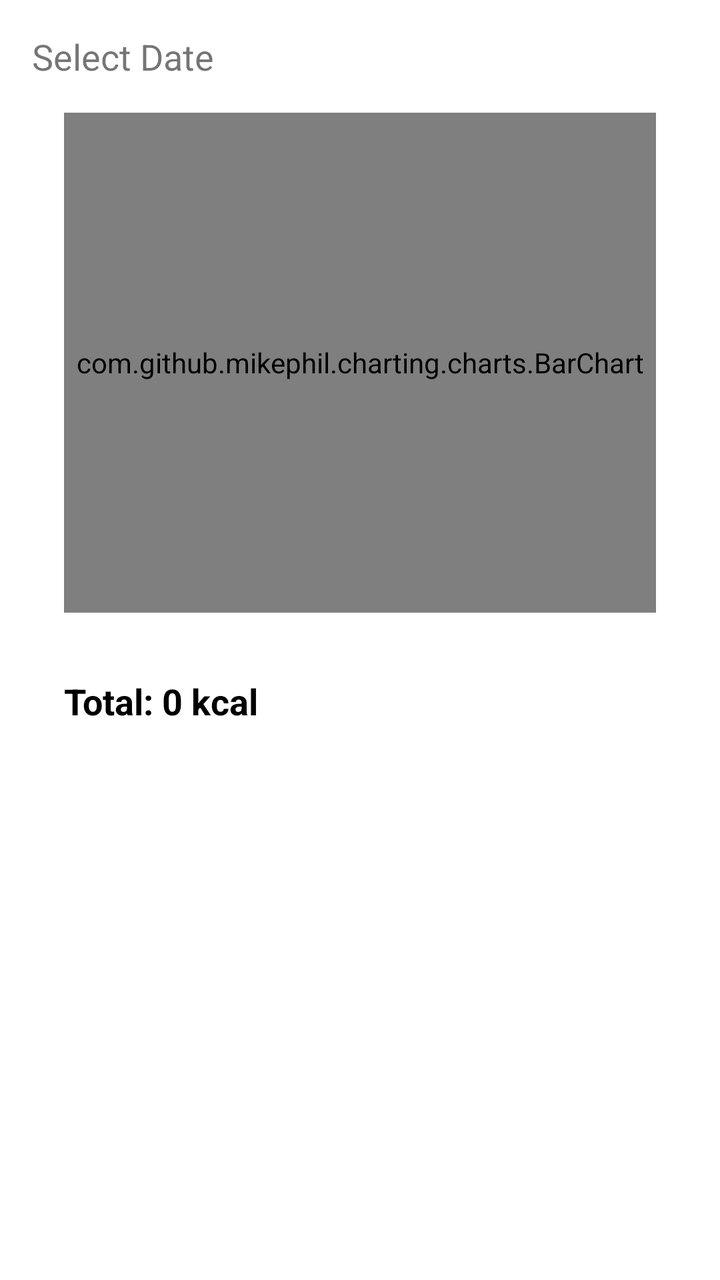
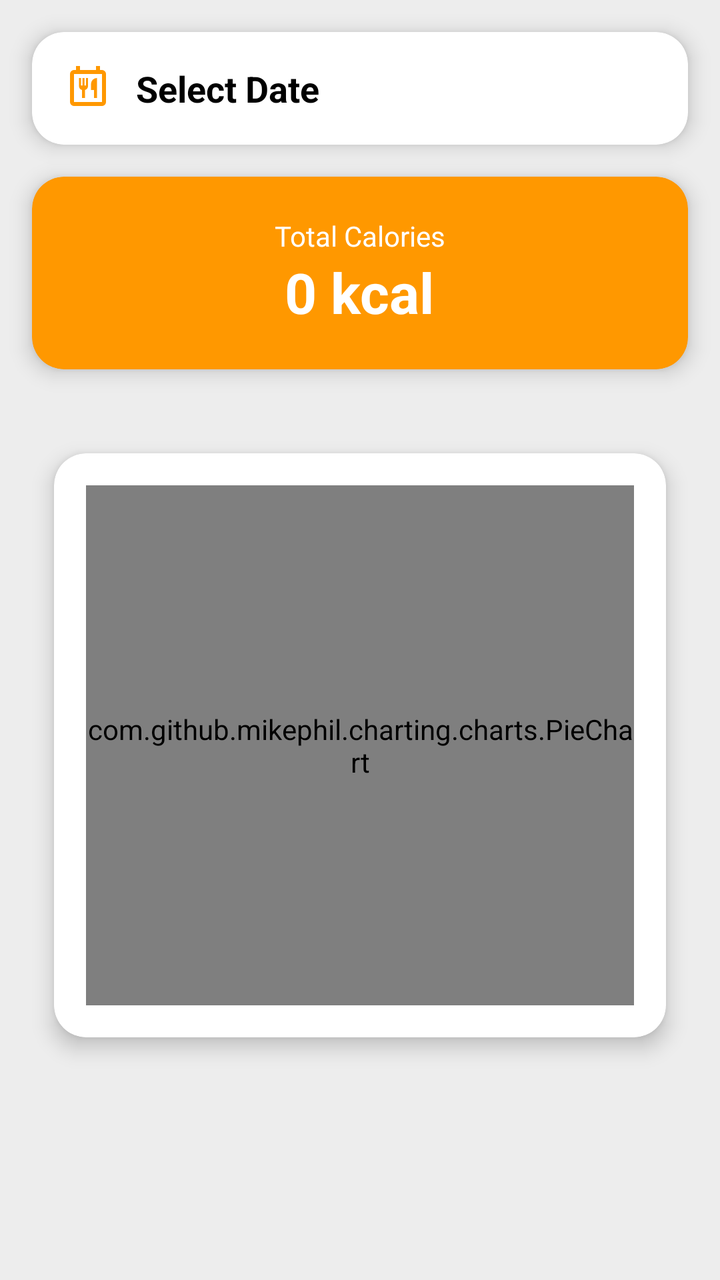

Compare the two renders of this Android layout. The source of the first and the diff that turns it into the second are given below.
<!-- AndroidManifest.xml: application theme Theme.LifeBalance -->
<!-- res/layout/activity_history_food_tracker.xml -->
<?xml version="1.0" encoding="utf-8"?>
<LinearLayout
    xmlns:android="http://schemas.android.com/apk/res/android"
    android:orientation="vertical"
    android:padding="16dp"
    android:layout_width="match_parent"
    android:layout_height="match_parent">

    <TextView
        android:id="@+id/tvDate"
        android:text="Select Date"
        android:textSize="18sp"
        android:layout_width="wrap_content"
        android:layout_height="wrap_content"/>

    <com.github.mikephil.charting.charts.BarChart
        android:id="@+id/calorieChart"
        android:layout_width="match_parent"
        android:layout_height="250dp"
        android:layout_margin="16dp"
        android:background="@color/transparent"/>

    <TextView
        android:id="@+id/tvTotalCalories"
        android:layout_width="wrap_content"
        android:layout_height="wrap_content"
        android:text="Total: 0 kcal"
        android:textSize="18sp"
        android:textStyle="bold"
        android:textColor="@color/black"
        android:layout_margin="16dp"/>

    <androidx.recyclerview.widget.RecyclerView
        android:id="@+id/rvFoodHistory"
        android:layout_width="match_parent"
        android:layout_height="match_parent"/>
</LinearLayout>
<!-- resources referenced by this layout -->
<resources>
  <color name="black">#FF000000</color>
  <color name="transparent">#00FF9800</color>
  <style name="Theme.LifeBalance" parent="Theme.MaterialComponents.Light.NoActionBar">
          
          <item name="colorPrimary">@color/purple_500</item>
          <item name="colorPrimaryVariant">@color/purple_700</item>
          <item name="colorOnPrimary">@color/white</item>
          
          
          <item name="colorSecondary">@color/dark_orange</item>
          
          <item name="colorSecondaryVariant">@color/orange</item>
          <item name="colorOnSecondary">@color/black</item>
          
          <item name="android:statusBarColor">@color/background</item>
          
          <item name="snackbarStyle">@style/MySnackbar</item>
      </style>
  <color name="purple_500">#FF6200EE</color>
  <color name="purple_700">#FF3700B3</color>
  <color name="white">#FFFFFFFF</color>
  <color name="dark_orange">#FF9800</color>
  <color name="orange">#F1C43D</color>
  <color name="background">#EDEDED</color>
  <style name="MySnackbar" parent="Widget.MaterialComponents.Snackbar">
          <item name="android:layout_marginBottom">60dp</item>
      </style>
</resources>

<!-- the commit's change to res/layout/activity_history_food_tracker.xml (unified diff, before → after) -->
@@ -1,37 +1,121 @@
 <?xml version="1.0" encoding="utf-8"?>
-<LinearLayout
+<ScrollView
     xmlns:android="http://schemas.android.com/apk/res/android"
-    android:orientation="vertical"
-    android:padding="16dp"
+    xmlns:app="http://schemas.android.com/apk/res-auto"
     android:layout_width="match_parent"
-    android:layout_height="match_parent">
+    android:layout_height="match_parent"
+    android:background="@color/background"
+    android:fillViewport="true">
 
-    <TextView
-        android:id="@+id/tvDate"
-        android:text="Select Date"
-        android:textSize="18sp"
-        android:layout_width="wrap_content"
-        android:layout_height="wrap_content"/>
+    <LinearLayout
+        android:layout_width="match_parent"
+        android:layout_height="wrap_content"
+        android:orientation="vertical"
+        android:paddingBottom="24dp">
 
-    <com.github.mikephil.charting.charts.BarChart
-        android:id="@+id/calorieChart"
-        android:layout_width="match_parent"
-        android:layout_height="250dp"
-        android:layout_margin="16dp"
-        android:background="@color/transparent"/>
+        
+        <com.google.android.material.card.MaterialCardView
+            android:layout_width="match_parent"
+            android:layout_height="wrap_content"
+            android:layout_margin="16dp"
+            app:cardCornerRadius="16dp"
+            app:cardElevation="6dp">
 
-    <TextView
-        android:id="@+id/tvTotalCalories"
-        android:layout_width="wrap_content"
-        android:layout_height="wrap_content"
-        android:text="Total: 0 kcal"
-        android:textSize="18sp"
-        android:textStyle="bold"
-        android:textColor="@color/black"
-        android:layout_margin="16dp"/>
+            <LinearLayout
+                android:layout_width="match_parent"
+                android:layout_height="wrap_content"
+                android:padding="16dp"
+                android:orientation="horizontal"
+                android:gravity="center_vertical">
 
-    <androidx.recyclerview.widget.RecyclerView
-        android:id="@+id/rvFoodHistory"
-        android:layout_width="match_parent"
-        android:layout_height="match_parent"/>
-</LinearLayout>
+                <ImageView
+                    android:layout_width="24dp"
+                    android:layout_height="24dp"
+                    android:src="@drawable/ic_calender"
+                    app:tint="@color/dark_orange"/>
+
+                <TextView
+                    android:id="@+id/tvDate"
+                    android:layout_width="wrap_content"
+                    android:layout_height="wrap_content"
+                    android:layout_marginStart="12dp"
+                    android:text="Select Date"
+                    android:textSize="18sp"
+                    android:textStyle="bold"
+                    android:textColor="@color/black"/>
+            </LinearLayout>
+        </com.google.android.material.card.MaterialCardView>
+
+        
+        <com.google.android.material.card.MaterialCardView
+            android:layout_width="match_parent"
+            android:layout_height="wrap_content"
+            android:layout_marginHorizontal="16dp"
+            android:layout_marginBottom="12dp"
+            app:cardCornerRadius="16dp"
+            app:cardElevation="6dp"
+            android:backgroundTint="@color/dark_orange">
+
+            <LinearLayout
+                android:layout_width="match_parent"
+                android:layout_height="wrap_content"
+                android:padding="20dp"
+                android:orientation="vertical"
+                android:gravity="center">
+
+                <TextView
+                    android:layout_width="wrap_content"
+                    android:layout_height="wrap_content"
+                    android:text="Total Calories"
+                    android:textColor="@color/white"
+                    android:textSize="14sp"/>
+
+                <TextView
+                    android:id="@+id/tvTotalCalories"
+                    android:layout_width="wrap_content"
+                    android:layout_height="wrap_content"
+                    android:text="0 kcal"
+                    android:textColor="@color/white"
+                    android:textSize="28sp"
+                    android:textStyle="bold"/>
+            </LinearLayout>
+        </com.google.android.material.card.MaterialCardView>
+
+        <androidx.cardview.widget.CardView
+            android:layout_width="match_parent"
+            android:layout_height="wrap_content"
+            android:layout_margin="16dp"
+            app:cardCornerRadius="16dp"
+            app:cardElevation="6dp"
+            app:cardUseCompatPadding="true"
+            android:backgroundTint="@android:color/white">
+
+            <com.github.mikephil.charting.charts.PieChart
+                android:id="@+id/pieChart"
+                android:layout_width="match_parent"
+                android:layout_height="260dp"
+                android:layout_margin="16dp"
+                android:background="@android:color/transparent"/>
+        </androidx.cardview.widget.CardView>
+
+        
+        <TextView
+            android:id="@+id/tvChartEmpty"
+            android:layout_width="match_parent"
+            android:layout_height="wrap_content"
+            android:text="No chart data available"
+            android:textAlignment="center"
+            android:textColor="@color/dark_grey"
+            android:padding="16dp"
+            android:visibility="gone"/>
+
+        
+        <androidx.recyclerview.widget.RecyclerView
+            android:id="@+id/rvFoodHistory"
+            android:layout_width="match_parent"
+            android:layout_height="wrap_content"
+            android:paddingHorizontal="12dp"
+            android:clipToPadding="false"
+            android:paddingBottom="24dp"/>
+    </LinearLayout>
+</ScrollView>
<!-- resource entries referenced after the edit -->
@@ -1,7 +1,7 @@
 <!-- resources referenced by this layout -->
 <resources>
   <color name="black">#FF000000</color>
-  <color name="transparent">#00FF9800</color>
+  <color name="dark_grey">#656262</color>
   <style name="Theme.LifeBalance" parent="Theme.MaterialComponents.Light.NoActionBar">
           
           <item name="colorPrimary">@color/purple_500</item>
@@ -21,6 +21,12 @@
   <color name="purple_500">#FF6200EE</color>
   <color name="purple_700">#FF3700B3</color>
   <color name="white">#FFFFFFFF</color>
+  <!-- drawable ic_calender (drawable) -->
+  <vector xmlns:android="http://schemas.android.com/apk/res/android" android:height="24dp" android:tint="#000000" android:viewportHeight="960" android:viewportWidth="960" android:width="24dp">
+        
+      <path android:fillColor="@android:color/white" android:pathData="M200,840Q167,840 143.5,816.5Q120,793 120,760L120,200Q120,167 143.5,143.5Q167,120 200,120L240,120L240,40L320,40L320,120L640,120L640,40L720,40L720,120L760,120Q793,120 816.5,143.5Q840,167 840,200L840,760Q840,793 816.5,816.5Q793,840 760,840L200,840ZM760,760L760,200Q760,200 760,200Q760,200 760,200L200,200Q200,200 200,200Q200,200 200,200L200,760Q200,760 200,760Q200,760 200,760L760,760Q760,760 760,760Q760,760 760,760ZM360,680L420,680L420,520Q446,513 463,491.5Q480,470 480,443L480,280L440,280L440,431L410,431L410,280L370,280L370,431L340,431L340,280L300,280L300,443Q300,470 317,491.5Q334,513 360,520L360,680ZM600,680L660,680L660,280Q610,280 575,315Q540,350 540,400L540,520L600,520L600,680ZM200,760Q200,760 200,760Q200,760 200,760L200,760Q200,760 200,760Q200,760 200,760L200,200Q200,200 200,200Q200,200 200,200L200,200Q200,200 200,200Q200,200 200,200L200,760Z"/>
+      
+  </vector>
   <color name="dark_orange">#FF9800</color>
   <color name="orange">#F1C43D</color>
   <color name="background">#EDEDED</color>
